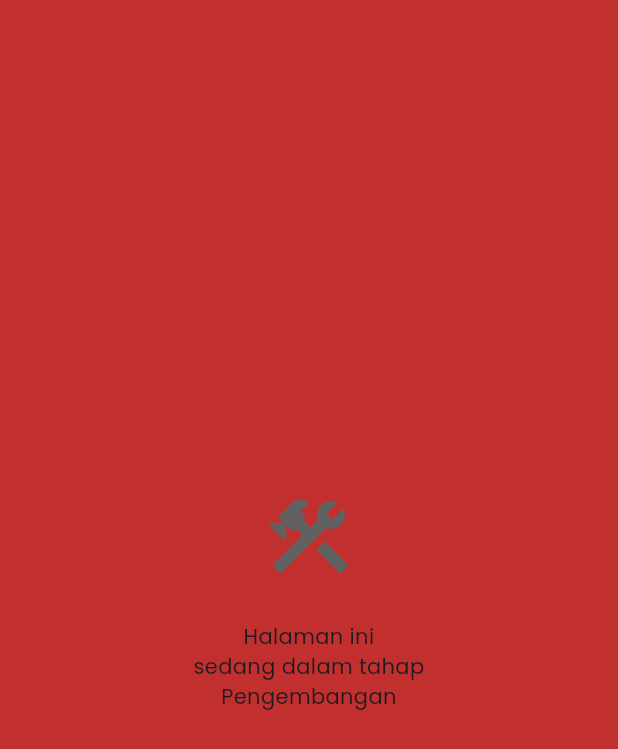
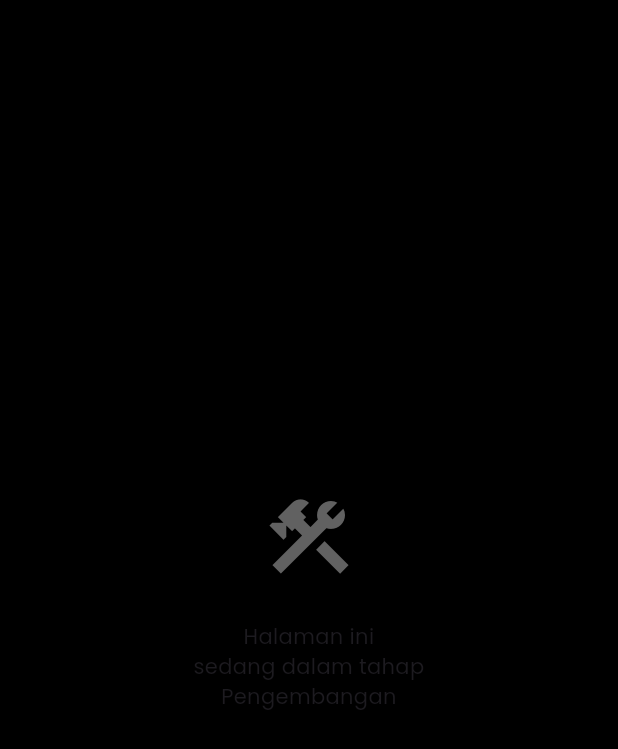
Before and after one commit to rahmat3nanda/MoMovie-Flutter, a Flutter app: the screen it shows after launch, on a phone screen of 412 x 824 dp. Shown: the top 749 px of the screen. Run offline on Flutter 3.47's test engine with Material 3 defaults, Android fonts, the phone set to English and light mode, and no system bars; our stand-ins replace dio, equatable, flutter_bloc, flutter_svg, fluttertoast, google_fonts and 2 more; statements that could not run were skipped.

Commit message:
update style

```diff
--- a/lib/common/styles/theme.dart
+++ b/lib/common/styles/theme.dart
@@ -44,7 +44,7 @@ class AppTheme {
         ),
         primaryColor: AppColor.primaryLight,
         primaryColorDark: AppColor.primary,
-        scaffoldBackgroundColor: AppColor.primaryLight,
+        scaffoldBackgroundColor: Colors.black,
         visualDensity: VisualDensity.adaptivePlatformDensity,
         colorScheme: ColorScheme.fromSwatch().copyWith(
           secondary: AppColor.secondary,
```
